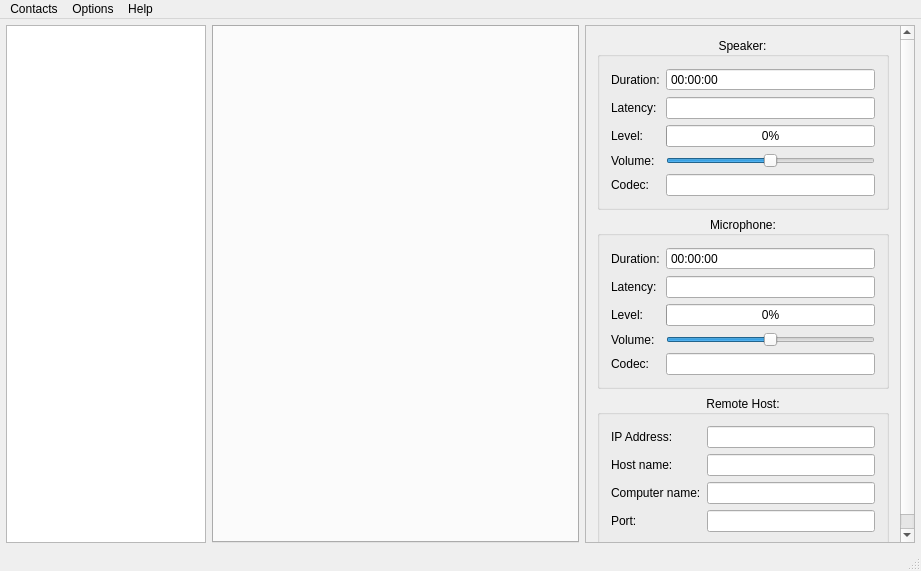
Above: ui/maingui.ui from tobiasschulz/call-qt before the change. Below: the same form after it.
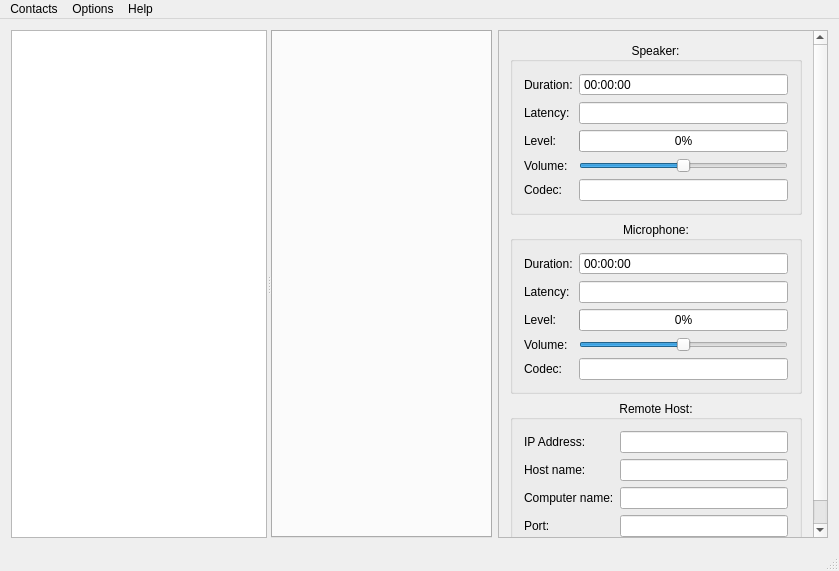
That is the form after the change. Custom widgets are drawn as their Qt base class.

Commit message: contactlist has a flexible size now

Patch:
```diff
--- a/ui/maingui.ui
+++ b/ui/maingui.ui
@@ -6,7 +6,7 @@
    <rect>
     <x>0</x>
     <y>0</y>
-    <width>921</width>
+    <width>839</width>
     <height>571</height>
    </rect>
   </property>
@@ -15,102 +15,7 @@
   </property>
   <widget class="QWidget" name="centralWidget">
    <layout class="QGridLayout" name="gridLayout_5">
-    <property name="leftMargin">
-     <number>6</number>
-    </property>
-    <property name="topMargin">
-     <number>6</number>
-    </property>
-    <property name="rightMargin">
-     <number>6</number>
-    </property>
-    <property name="bottomMargin">
-     <number>6</number>
-    </property>
-    <item row="0" column="0">
-     <widget class="QFrame" name="frame">
-      <property name="sizePolicy">
-       <sizepolicy hsizetype="Fixed" vsizetype="Minimum">
-        <horstretch>0</horstretch>
-        <verstretch>0</verstretch>
-       </sizepolicy>
-      </property>
-      <property name="frameShape">
-       <enum>QFrame::NoFrame</enum>
-      </property>
-      <property name="frameShadow">
-       <enum>QFrame::Raised</enum>
-      </property>
-      <property name="lineWidth">
-       <number>0</number>
-      </property>
-      <layout class="QGridLayout" name="gridLayout">
-       <property name="leftMargin">
-        <number>0</number>
-       </property>
-       <property name="topMargin">
-        <number>0</number>
-       </property>
-       <property name="rightMargin">
-        <number>0</number>
-       </property>
-       <property name="bottomMargin">
-        <number>0</number>
-       </property>
-       <item row="0" column="0">
-        <widget class="QTableView" name="contactlist">
-         <property name="sizePolicy">
-          <sizepolicy hsizetype="Preferred" vsizetype="Minimum">
-           <horstretch>0</horstretch>
-           <verstretch>0</verstretch>
-          </sizepolicy>
-         </property>
-         <property name="maximumSize">
-          <size>
-           <width>200</width>
-           <height>16777215</height>
-          </size>
-         </property>
-         <property name="focusPolicy">
-          <enum>Qt::ClickFocus</enum>
-         </property>
-         <property name="showGrid">
-          <bool>false</bool>
-         </property>
-         <property name="gridStyle">
-          <enum>Qt::NoPen</enum>
-         </property>
-         <property name="wordWrap">
-          <bool>false</bool>
-         </property>
-         <property name="cornerButtonEnabled">
-          <bool>false</bool>
-         </property>
-         <attribute name="horizontalHeaderVisible">
-          <bool>false</bool>
-         </attribute>
-         <attribute name="horizontalHeaderStretchLastSection">
-          <bool>true</bool>
-         </attribute>
-         <attribute name="verticalHeaderVisible">
-          <bool>false</bool>
-         </attribute>
-        </widget>
-       </item>
-      </layout>
-     </widget>
-    </item>
     <item row="0" column="1">
-     <widget class="QTabWidget" name="tabs">
-      <property name="tabsClosable">
-       <bool>true</bool>
-      </property>
-      <property name="movable">
-       <bool>true</bool>
-      </property>
-     </widget>
-    </item>
-    <item row="0" column="2">
      <widget class="QScrollArea" name="stats">
       <property name="sizePolicy">
        <sizepolicy hsizetype="Minimum" vsizetype="Expanding">
@@ -614,6 +519,59 @@
       </widget>
      </widget>
     </item>
+    <item row="0" column="0">
+     <widget class="QSplitter" name="splitter">
+      <property name="orientation">
+       <enum>Qt::Horizontal</enum>
+      </property>
+      <widget class="FlexiTableView" name="contactlist">
+       <property name="sizePolicy">
+        <sizepolicy hsizetype="Preferred" vsizetype="Expanding">
+         <horstretch>0</horstretch>
+         <verstretch>0</verstretch>
+        </sizepolicy>
+       </property>
+       <property name="maximumSize">
+        <size>
+         <width>256</width>
+         <height>16777215</height>
+        </size>
+       </property>
+       <property name="showGrid">
+        <bool>false</bool>
+       </property>
+       <property name="gridStyle">
+        <enum>Qt::NoPen</enum>
+       </property>
+       <property name="cornerButtonEnabled">
+        <bool>false</bool>
+       </property>
+       <attribute name="horizontalHeaderVisible">
+        <bool>false</bool>
+       </attribute>
+       <attribute name="horizontalHeaderStretchLastSection">
+        <bool>true</bool>
+       </attribute>
+       <attribute name="verticalHeaderVisible">
+        <bool>false</bool>
+       </attribute>
+      </widget>
+      <widget class="QTabWidget" name="tabs">
+       <property name="sizePolicy">
+        <sizepolicy hsizetype="Expanding" vsizetype="Expanding">
+         <horstretch>100</horstretch>
+         <verstretch>0</verstretch>
+        </sizepolicy>
+       </property>
+       <property name="tabsClosable">
+        <bool>true</bool>
+       </property>
+       <property name="movable">
+        <bool>true</bool>
+       </property>
+      </widget>
+     </widget>
+    </item>
    </layout>
   </widget>
   <widget class="QMenuBar" name="menuBar">
@@ -621,7 +579,7 @@
     <rect>
      <x>0</x>
      <y>0</y>
-     <width>921</width>
+     <width>839</width>
      <height>27</height>
     </rect>
    </property>
@@ -695,6 +653,13 @@
   </action>
  </widget>
  <layoutdefault spacing="6" margin="11"/>
+ <customwidgets>
+  <customwidget>
+   <class>FlexiTableView</class>
+   <extends>QTableView</extends>
+   <header>src/flexitableview.h</header>
+  </customwidget>
+ </customwidgets>
  <resources/>
  <connections/>
 </ui>
```
Left out of the diff: 48 changed lines with no effect on the pictures. The commit also changes 6 other files.
